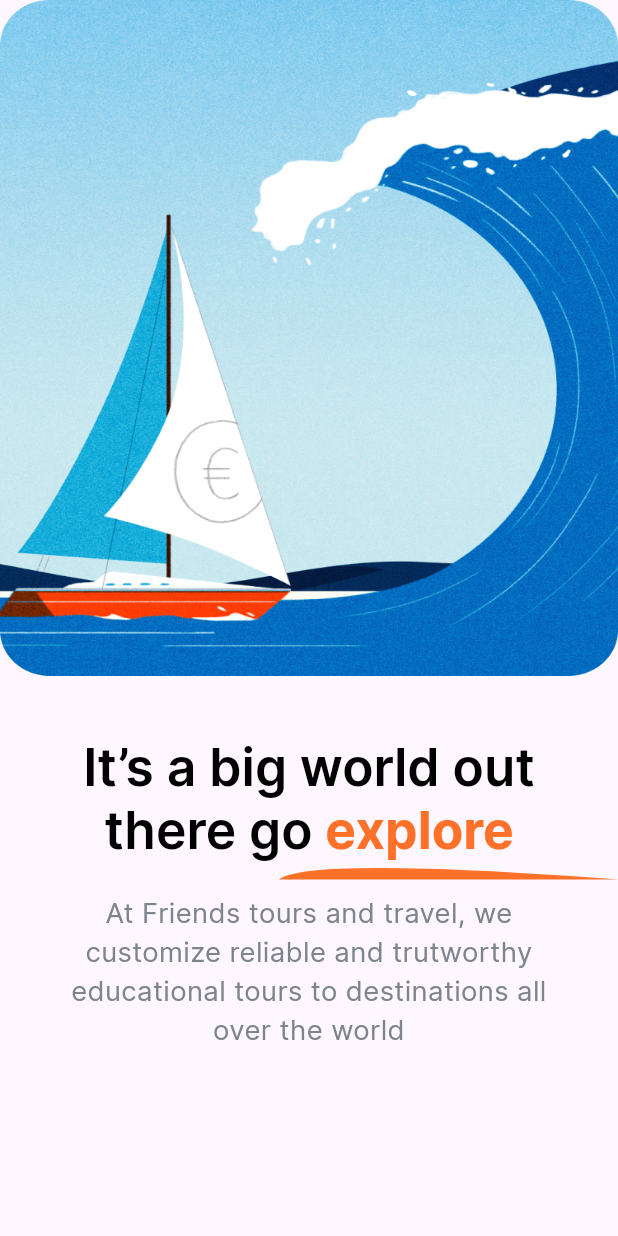
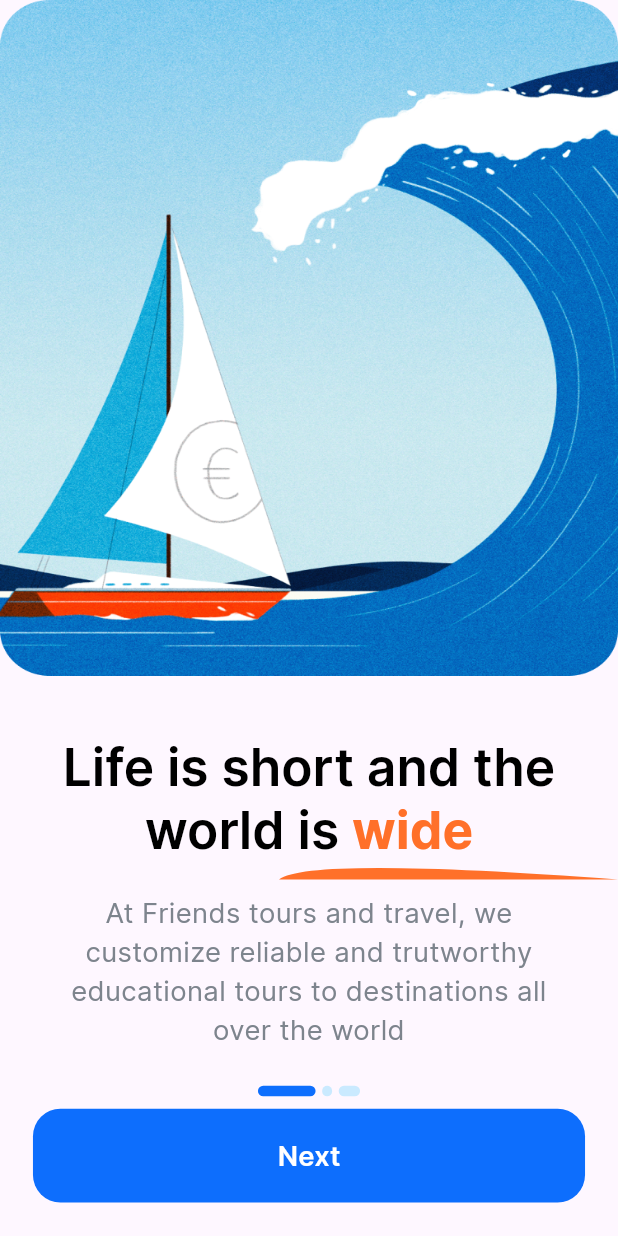
Before and after one commit to SharifboyMuminov/travel_app, a Flutter app: the screen it shows after launch, on a phone screen of 412 x 824 dp. Run offline on Flutter 3.47's test engine with Material 3 defaults, Android fonts, the phone set to English and light mode, and no system bars; our stand-ins replace flutter_screenutil, flutter_svg.

Commit message:
end work onboarding page

```diff
--- /dev/null
+++ b/lib/data/local/local_varbals.dart
@@ -0,0 +1,22 @@
+import 'package:travel_app/data/models/onboarding/onboarding_model.dart';
+
+List<OnboardingModel> onboardingItems = [
+  OnboardingModel(
+    subTitle:
+        'At Friends tours and travel, we customize reliable and trutworthy educational tours to destinations all over the world',
+    title: 'Life is short and the world is ',
+    mainTitle: 'wide',
+  ),
+  OnboardingModel(
+    subTitle:
+        "To get the best of your adventure you just need to leave and go where you like. we are waiting for you",
+    title: "It’s a big world out there go ",
+    mainTitle: "explore",
+  ),
+  OnboardingModel(
+    subTitle:
+        "To get the best of your adventure you just need to leave and go where you like. we are waiting for you",
+    title: "People don’t take trips, trips take ",
+    mainTitle: "people",
+  ),
+];
--- a/lib/data/models/network_response.dart
+++ /dev/null
@@ -1,9 +0,0 @@
-class NetworkResponse {
-  String errorText;
-  dynamic data;
-
-  NetworkResponse({
-    this.errorText = "",
-    this.data,
-  });
-}
--- /dev/null
+++ b/lib/data/models/onboarding/onboarding_model.dart
@@ -0,0 +1,11 @@
+class OnboardingModel {
+  final String title;
+  final String mainTitle;
+  final String subTitle;
+
+  OnboardingModel({
+    required this.subTitle,
+    required this.title,
+    required this.mainTitle,
+  });
+}
--- a/lib/screens/onboard/onboard_screen.dart
+++ b/lib/screens/onboard/onboard_screen.dart
@@ -1,6 +1,10 @@
 import 'package:flutter/material.dart';
 import 'package:flutter/material.dart' as me;
 import 'package:flutter_screenutil/flutter_screenutil.dart';
+import 'package:travel_app/data/local/local_varbals.dart';
+import 'package:travel_app/screens/auth/sign_in/sign_in_screen.dart';
+import 'package:travel_app/screens/onboard/widget/top_item.dart';
+import 'package:travel_app/screens/widget/main_button.dart';
 import 'package:travel_app/utils/app_colors.dart';
 import 'package:travel_app/utils/app_size.dart';
 import 'package:travel_app/utils/app_text_style.dart';
@@ -13,22 +17,15 @@ class OnboardScreen extends StatefulWidget {
 }
 
 class _OnboardScreenState extends State<OnboardScreen> {
+  int activeIndex = 0;
+  final PageController _pageController = PageController();
+
   @override
   Widget build(BuildContext context) {
     return Scaffold(
       body: Column(
         children: [
-          SizedBox(
-            height: 444.he,
-            child: PageView(
-              children: List.generate(3, (index) {
-                return Image.asset(
-                  "assets/images/onboarding_${index + 1}.png",
-                  fit: BoxFit.fill,
-                );
-              }),
-            ),
-          ),
+          TopItem(pageController: _pageController),
           40.getH(),
           Padding(
             padding: EdgeInsets.symmetric(horizontal: 32.we),
@@ -40,13 +37,13 @@ class _OnboardScreenState extends State<OnboardScreen> {
                 ),
                 children: [
                   TextSpan(
-                    text: "It’s a big world out there go ",
+                    text: onboardingItems[activeIndex].title,
                     style: AppTextStyle.interSemiBold.copyWith(
                       fontSize: 30.sp,
                     ),
                   ),
                   TextSpan(
-                    text: "explore",
+                    text: onboardingItems[activeIndex].mainTitle,
                     style: AppTextStyle.interBold.copyWith(
                       color: AppColors.cFF7029,
                       fontSize: 30.sp,
@@ -65,9 +62,9 @@ class _OnboardScreenState extends State<OnboardScreen> {
           ),
           9.getH(),
           Padding(
-            padding:  EdgeInsets.symmetric(horizontal: 36.we),
+            padding: EdgeInsets.symmetric(horizontal: 36.we),
             child: Text(
-              "At Friends tours and travel, we customize reliable and trutworthy educational tours to destinations all over the world",
+              onboardingItems[activeIndex].subTitle,
               textAlign: TextAlign.center,
               style: AppTextStyle.interRegular.copyWith(
                 fontSize: 16.sp,
@@ -75,9 +72,70 @@ class _OnboardScreenState extends State<OnboardScreen> {
               ),
             ),
           ),
+          24.getH(),
+
+          Row(
+            mainAxisSize: MainAxisSize.min,
+            children: List.generate(
+              onboardingItems.length,
+              (index) {
+                return AnimatedContainer(
+                  margin: EdgeInsets.symmetric(horizontal: 2.we),
+                  duration: const Duration(milliseconds: 300),
+                  width: getWidth(index),
+                  height: 7.he,
+                  decoration: BoxDecoration(
+                    color: activeIndex == index
+                        ? AppColors.c0D6EFD
+                        : AppColors.cCAEAFF,
+                    borderRadius: BorderRadius.circular(16.r),
+                  ),
+                );
+              },
+            ),
+          ),
+          const Spacer(),
+          Padding(
+            padding: EdgeInsets.symmetric(horizontal: 20.we),
+            child: MainButton(
+              title: "Next",
+              onTab: () {
+                if (activeIndex != onboardingItems.length - 1) {
+                  _pageController.nextPage(
+                    duration: const Duration(milliseconds: 300),
+                    curve: Curves.linear,
+                  );
+                  activeIndex++;
+                  setState(() {});
+                } else {
+                  Navigator.pushReplacement(
+                    context,
+                    MaterialPageRoute(
+                      builder: (context) {
+                        return const SignInScreen();
+                      },
+                    ),
+                  );
+                }
+              },
+            ),
+          ),
+          22.getH(),
         ],
       ),
     );
+  }
+
+  double getWidth(int index) {
+    if (index == activeIndex) {
+      return 35.we;
+    }
+
+    if ((index + 1) == activeIndex || (index - 1) == activeIndex) {
+      return 6.we;
+    }
+
+    return 13.we;
   }
 }
 
--- /dev/null
+++ b/lib/screens/onboard/widget/top_item.dart
@@ -0,0 +1,25 @@
+import 'package:flutter/material.dart';
+import 'package:travel_app/utils/app_size.dart';
+
+class TopItem extends StatelessWidget {
+  const TopItem({super.key, required this.pageController});
+
+  final PageController pageController;
+
+  @override
+  Widget build(BuildContext context) {
+    return SizedBox(
+      height: 444.he,
+      child: PageView(
+        physics: const NeverScrollableScrollPhysics(),
+        controller: pageController,
+        children: List.generate(3, (index) {
+          return Image.asset(
+            "assets/images/onboarding_${index + 1}.png",
+            fit: BoxFit.fill,
+          );
+        }),
+      ),
+    );
+  }
+}
--- /dev/null
+++ b/lib/screens/widget/main_button.dart
@@ -0,0 +1,36 @@
+import 'package:flutter/material.dart';
+import 'package:flutter_screenutil/flutter_screenutil.dart';
+import 'package:travel_app/utils/app_colors.dart';
+import 'package:travel_app/utils/app_size.dart';
+import 'package:travel_app/utils/app_text_style.dart';
+
+class MainButton extends StatelessWidget {
+  const MainButton({super.key, required this.title, required this.onTab});
+
+  final String title;
+  final VoidCallback onTab;
+
+  @override
+  Widget build(BuildContext context) {
+    return SizedBox(
+      width: double.infinity,
+      child: TextButton(
+        style: TextButton.styleFrom(
+          padding: EdgeInsets.symmetric(vertical: 18.he),
+          backgroundColor: AppColors.c0D6EFD,
+          shape: RoundedRectangleBorder(
+            borderRadius: BorderRadius.circular(16.r),
+          ),
+        ),
+        onPressed: onTab,
+        child: Text(
+          title,
+          style: AppTextStyle.interSemiBold.copyWith(
+            fontSize: 16.sp,
+            color: AppColors.white,
+          ),
+        ),
+      ),
+    );
+  }
+}
--- a/lib/utils/app_colors.dart
+++ b/lib/utils/app_colors.dart
@@ -8,5 +8,6 @@ class AppColors {
   static const Color white = Color(0xFFFFFFFF);
   static const Color c0D6EFD = Color(0xFF0D6EFD);
   static const Color cFF7029 = Color(0xFFFF7029);
+  static const Color cCAEAFF = Color(0xFFCAEAFF);
   static const Color c7D848D = Color(0xFF7D848D);
 }
```
